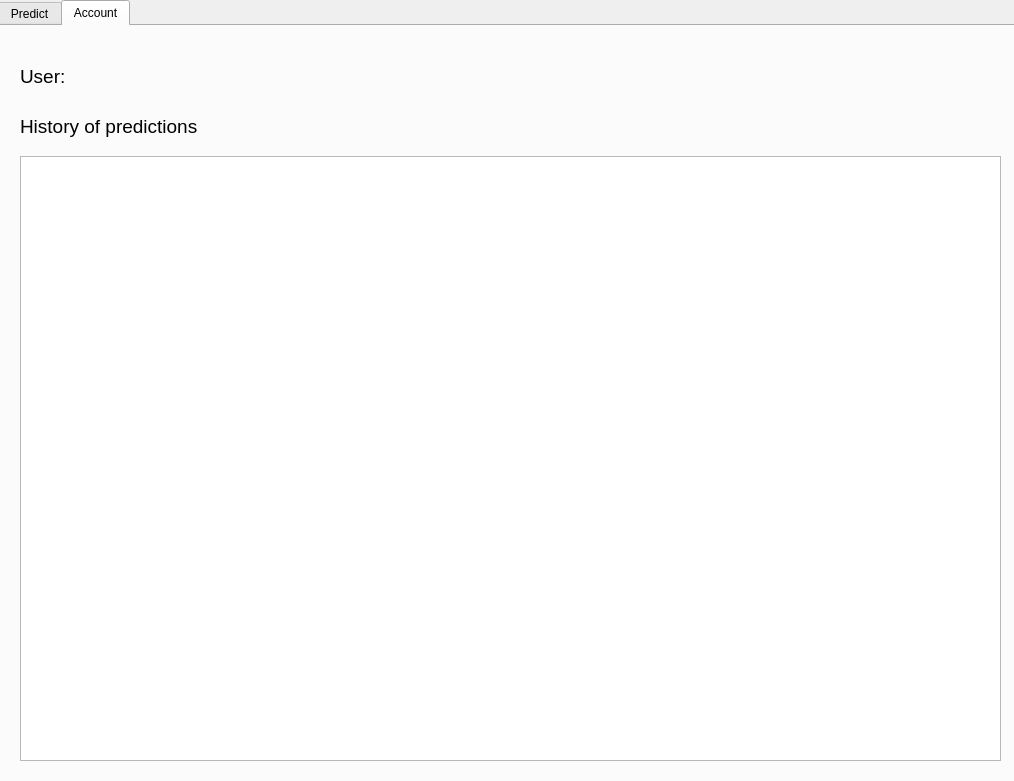
Above: ui/main_window.ui from Maximusrain/se_project_23-24 before the change. Below: the same form after it.
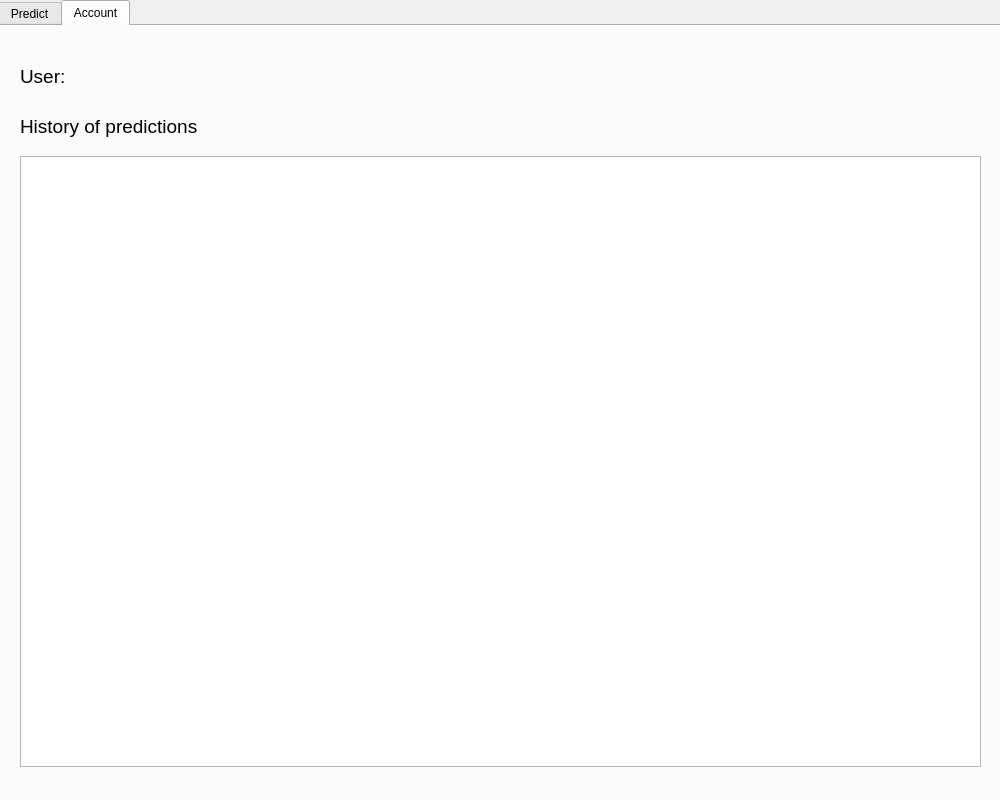
That is the form after the change. The open tabs and pages were chosen to show the change.

The edit to the form file:
```diff
--- a/ui/main_window.ui
+++ b/ui/main_window.ui
@@ -6,8 +6,8 @@
    <rect>
     <x>0</x>
     <y>0</y>
-    <width>1014</width>
-    <height>781</height>
+    <width>1000</width>
+    <height>800</height>
    </rect>
   </property>
   <property name="windowTitle">
@@ -272,8 +272,8 @@
        <rect>
         <x>20</x>
         <y>130</y>
-        <width>981</width>
-        <height>605</height>
+        <width>961</width>
+        <height>611</height>
        </rect>
       </property>
      </widget>
```
